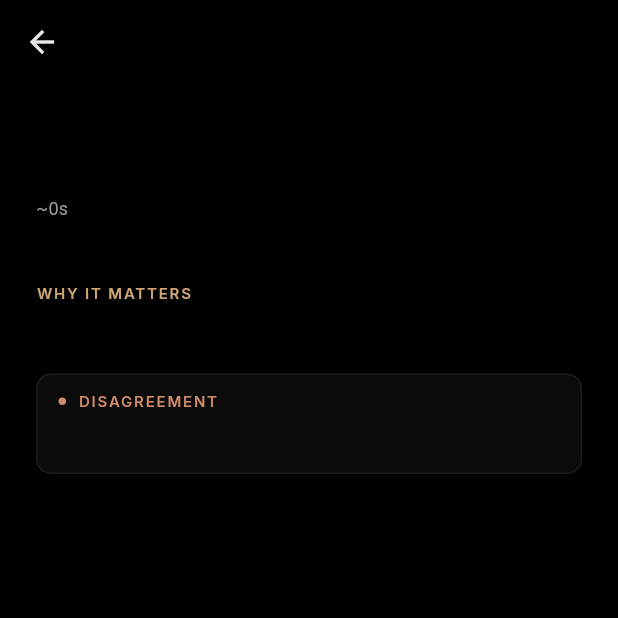
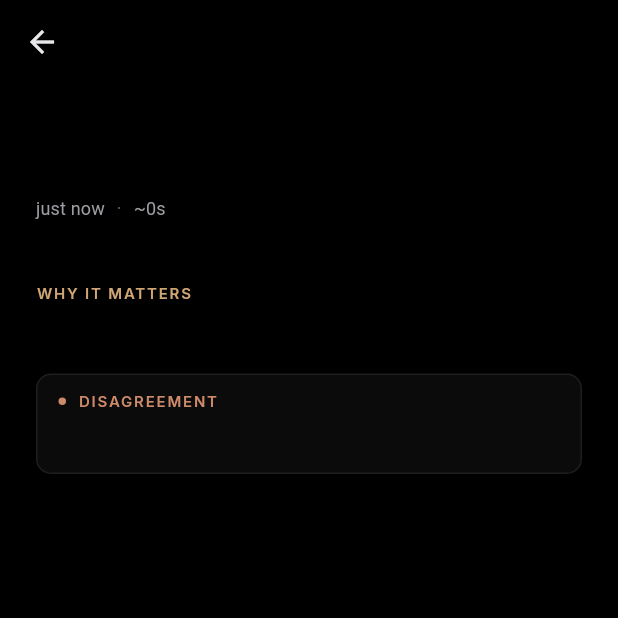
Before and after one commit to unix14/tldr-mobile, a Flutter app: the _FullCardScreen screen opened directly with empty values, on a phone screen of 412 x 824 dp, the top half of it. Run offline on Flutter 3.47's test engine with Material 3 defaults, Android fonts, the phone set to English and light mode, and no system bars; our stand-ins replace flutter_riverpod, google_fonts, share_plus, shared_preferences, youtube_player_iframe; accounts and stored records are empty.

Commit message:
Byline: publisher · published-when · read-time · confidence
New shared formatRelative() util renders 'just now / 12m ago / 3h ago /
2d ago / 12.9.26'. Put the freshness signal before the read-time so it
reads first — on a news feed 'when' is a bigger deal than 'how long'.

Byline order:
  text card  → favicon · Publisher · X ago · ~45s · [confidence]
  video card → topic chips · Video · X ago · ~55s · [confidence]

Bilingual: HE gets 'לפני 3 ש׳' / 'עכשיו'; EN gets '3h ago' / 'just now'.

```diff
--- a/lib/features/feed/widgets/text_card.dart
+++ b/lib/features/feed/widgets/text_card.dart
@@ -4,6 +4,7 @@ import '../../../models/card.dart';
 import '../../../theme/colors.dart';
 import '../../../widgets/confidence_chip.dart';
 import '../../../widgets/publisher_favicon.dart';
+import '../../../widgets/relative_date.dart';
 import '../../../widgets/topic_chip.dart';
 import 'card_actions.dart';
 import 'read_more_link.dart';
@@ -118,6 +119,13 @@ class TextCard extends StatelessWidget {
             ),
             _dot(),
           ],
+          // "Published X ago" comes before the read-time so the freshness
+          // signal reads first (bigger deal on a news feed than reading
+          // duration).
+          if (_publishedRelative().isNotEmpty) ...[
+            Text(_publishedRelative()),
+            _dot(),
+          ],
           Text('~${card.estimatedSeconds}s'),
           if (card.confidence != Confidence.confirmed) ...[
             _dot(),
@@ -128,6 +136,9 @@ class TextCard extends StatelessWidget {
       ),
     );
   }
+
+  String _publishedRelative() =>
+      formatRelative(card.publishedAt, isHe: _isHe);
 
   Widget _dot() => const Padding(
         padding: EdgeInsets.symmetric(horizontal: 8),
--- a/lib/features/feed/widgets/video_card.dart
+++ b/lib/features/feed/widgets/video_card.dart
@@ -4,6 +4,7 @@ import '../../../models/card.dart';
 import '../../../theme/colors.dart';
 import '../../../widgets/confidence_chip.dart';
 import '../../../widgets/publisher_favicon.dart';
+import '../../../widgets/relative_date.dart';
 import '../../../widgets/topic_chip.dart';
 import 'card_actions.dart';
 import 'read_more_link.dart';
@@ -141,6 +142,10 @@ class VideoCard extends StatelessWidget {
             ),
           _dot(),
           Text(_isHe ? 'וידאו' : 'Video'),
+          if (formatRelative(card.publishedAt, isHe: _isHe).isNotEmpty) ...[
+            _dot(),
+            Text(formatRelative(card.publishedAt, isHe: _isHe)),
+          ],
           _dot(),
           Text('~${card.estimatedSeconds}s'),
           if (card.confidence != Confidence.confirmed) ...[
--- /dev/null
+++ b/lib/widgets/relative_date.dart
@@ -0,0 +1,26 @@
+/// Shared human-readable relative-date formatter.
+///
+/// Used in card bylines and in the Sources sheet. Returns short forms
+/// ("2h ago", "3d ago", "just now") so it fits in a compact meta row.
+String formatRelative(DateTime? when, {required bool isHe}) {
+  if (when == null) return '';
+  final epoch = DateTime.fromMillisecondsSinceEpoch(0);
+  if (when == epoch) return '';
+  final diff = DateTime.now().difference(when);
+
+  if (diff.inSeconds < 60) return isHe ? 'עכשיו' : 'just now';
+  if (diff.inMinutes < 60) {
+    final m = diff.inMinutes;
+    return isHe ? 'לפני $m ד׳' : '${m}m ago';
+  }
+  if (diff.inHours < 24) {
+    final h = diff.inHours;
+    return isHe ? 'לפני $h ש׳' : '${h}h ago';
+  }
+  if (diff.inDays < 7) {
+    final d = diff.inDays;
+    return isHe ? 'לפני $d ימים' : '${d}d ago';
+  }
+  // Older than a week — show absolute short date.
+  return '${when.day}.${when.month}.${when.year % 100}';
+}
```
